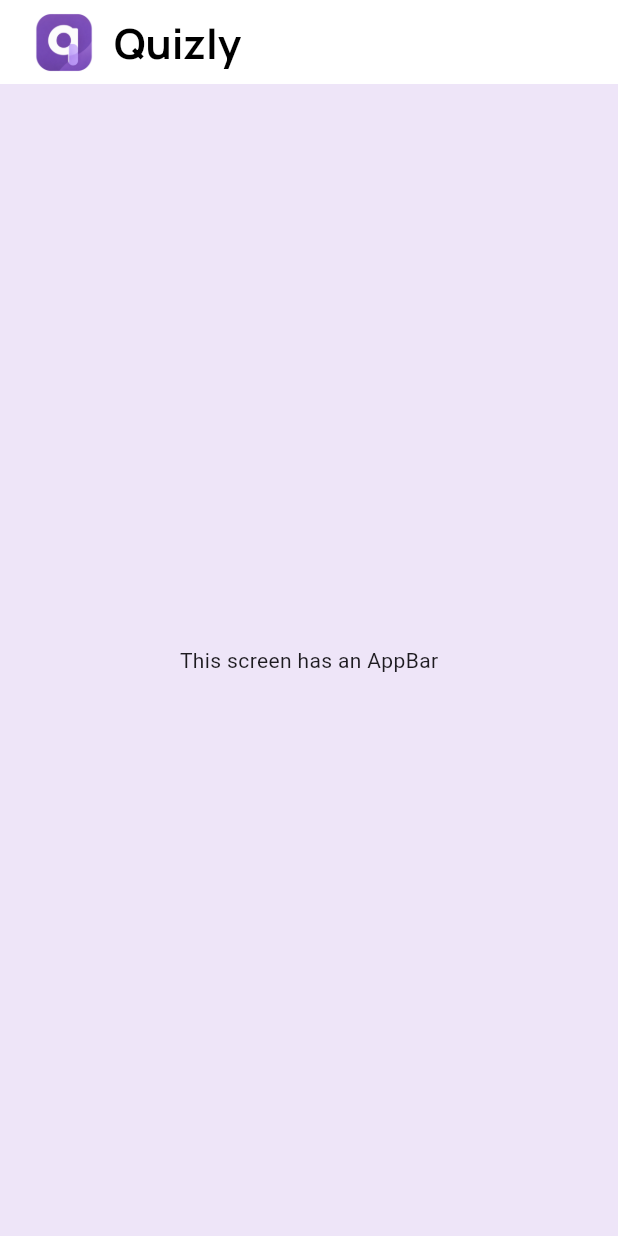
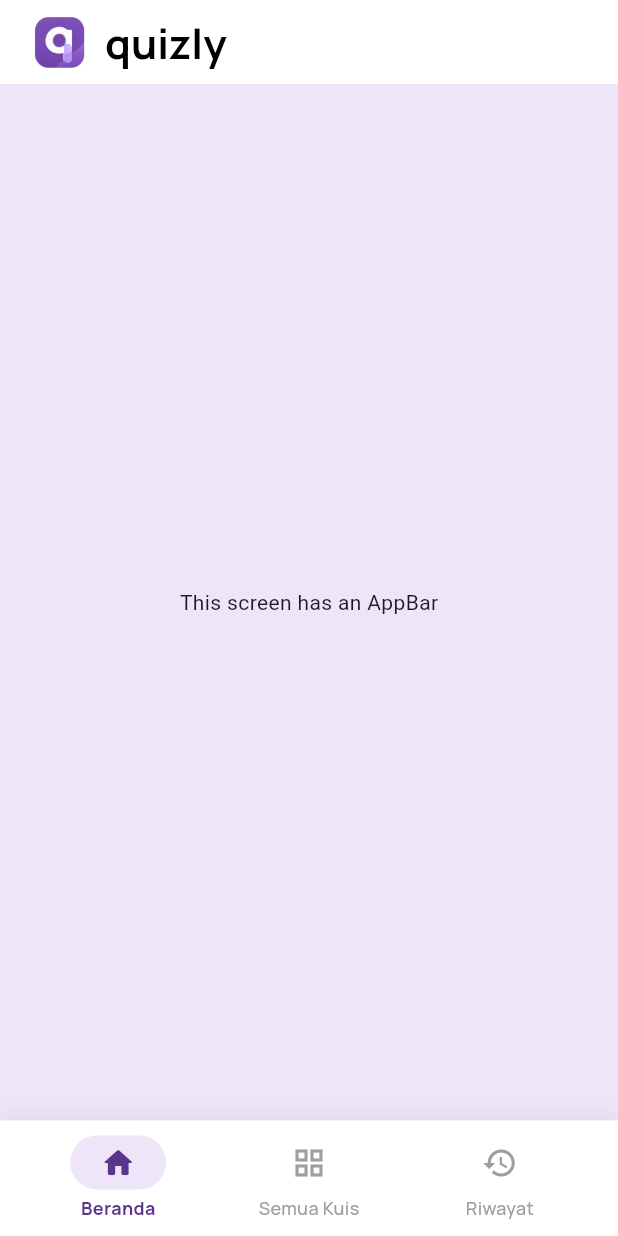
Before and after one commit to Ahmadmapple/quizly, a Flutter app: the screen it shows after launch, on a phone screen of 412 x 824 dp. Run offline on Flutter 3.47's test engine with Material 3 defaults, Android fonts, the light colour scheme and no system bars; our stand-ins replace go_router.

Commit message:
nambah top dan bottom bar

```diff
--- a/lib/Screen/HomeScreen.dart
+++ b/lib/Screen/HomeScreen.dart
@@ -1,16 +1,38 @@
 import 'package:flutter/material.dart';
-
+import '../Widgets/BottomBar.dart';
 import '../Widgets/TopBar.dart';
 
-class HomeScreen extends StatelessWidget {
+class HomeScreen extends StatefulWidget {
   const HomeScreen({super.key});
+
+  @override
+  State<HomeScreen> createState() => _HomeScreenState();
+}
+
+class _HomeScreenState extends State<HomeScreen> {
+  int _currentIndex = 0; // Tracks the currently selected tab
 
   @override
   Widget build(BuildContext context) {
     return Scaffold(
       backgroundColor: const Color(0xFFEEE5F8),
-      appBar: const TopBar(title: "Quizly"),
-      body: Center(child: Text("This screen has an AppBar")),
+      appBar: const TopBar(title: "quizly"),
+      body: const Center(
+        child: Text("This screen has an AppBar"),
+      ),
+      // Adding your BottomBar here
+      bottomNavigationBar: BottomBar(
+        currentIndex: _currentIndex,
+        onTap: (index) {
+          setState(() {
+            _currentIndex = index;
+          });
+
+          // Optional: Handle navigation between screens based on index
+          // if (index == 1) { // Go to All Quizzes }
+          // else if (index == 2) { // Go to History }
+        },
+      ),
     );
   }
 }
--- a/lib/Screen/SplashScreen.dart
+++ b/lib/Screen/SplashScreen.dart
@@ -38,7 +38,7 @@ class _SplashScreenState extends State<SplashScreen> {
                 fit: BoxFit.contain,
               ),
               const Text(
-                "Quizly",
+                "quizly",
                 style: TextStyle(
                   color: Colors.black,
                   fontFamily: "Manrope",
--- /dev/null
+++ b/lib/Widgets/BottomBar.dart
@@ -0,0 +1,103 @@
+import 'package:flutter/material.dart';
+
+class BottomBar extends StatelessWidget {
+  final int currentIndex;
+  final Function(int) onTap;
+
+  const BottomBar({
+    super.key,
+    required this.currentIndex,
+    required this.onTap,
+  });
+
+  @override
+  Widget build(BuildContext context) {
+    return Container(
+      padding: const EdgeInsets.symmetric(vertical: 10, horizontal: 16),
+      decoration: BoxDecoration(
+        color: Colors.white,
+        boxShadow: [
+          BoxShadow(
+            color: Colors.black.withOpacity(0.05),
+            blurRadius: 10,
+            offset: const Offset(0, -5), // Subtle shadow at the top of the bar
+          ),
+        ],
+      ),
+      child: SafeArea(
+        child: Row(
+          mainAxisAlignment: MainAxisAlignment.spaceAround,
+          children: [
+            _buildNavItem(
+              index: 0,
+              icon: Icons.home_outlined,
+              selectedIcon: Icons.home_rounded,
+              label: 'Beranda',
+            ),
+            _buildNavItem(
+              index: 1,
+              icon: Icons.grid_view_outlined,
+              selectedIcon: Icons.grid_view_rounded,
+              label: 'Semua Kuis',
+            ),
+            _buildNavItem(
+              index: 2,
+              icon: Icons.history_outlined,
+              selectedIcon: Icons.history_rounded,
+              label: 'Riwayat',
+            ),
+          ],
+        ),
+      ),
+    );
+  }
+
+  Widget _buildNavItem({
+    required int index,
+    required IconData icon,
+    required IconData selectedIcon,
+    required String label,
+  }) {
+    bool isSelected = currentIndex == index;
+
+    // Purple color for active state
+    Color activeColor = const Color(0xFF5B358C);
+    // Light purple pill background color matching your #EEE5F8 theme
+    Color pillBackgroundColor = const Color(0xFFEEE5F8);
+
+    return GestureDetector(
+      onTap: () => onTap(index),
+      behavior: HitTestBehavior.opaque,
+      child: Column(
+        mainAxisSize: MainAxisSize.min,
+        children: [
+          // The Pill Background for the Icon when active
+          AnimatedContainer(
+            duration: const Duration(milliseconds: 200),
+            padding: const EdgeInsets.symmetric(horizontal: 20, vertical: 6),
+            decoration: BoxDecoration(
+              color: isSelected ? pillBackgroundColor : Colors.transparent,
+              borderRadius: BorderRadius.circular(20),
+            ),
+            child: Icon(
+              isSelected ? selectedIcon : icon,
+              color: isSelected ? activeColor : Colors.grey,
+              size: 24,
+            ),
+          ),
+          const SizedBox(height: 4),
+          // Label text below the icon
+          Text(
+            label,
+            style: TextStyle(
+              fontFamily: "Manrope",
+              fontSize: 12,
+              fontWeight: isSelected ? FontWeight.w700 : FontWeight.w500,
+              color: isSelected ? activeColor : Colors.grey,
+            ),
+          ),
+        ],
+      ),
+    );
+  }
+}
--- a/lib/Widgets/TopBar.dart
+++ b/lib/Widgets/TopBar.dart
@@ -17,7 +17,7 @@ class TopBar extends StatelessWidget implements PreferredSizeWidget {
         children: [
           Image.asset(
             'lib/Assets/Ikon Q Ungu Berlapis Modern.png',
-            width: 54,
+            width: 48,
             fit: BoxFit.contain,
           ),
           const SizedBox(width: 6),
```
